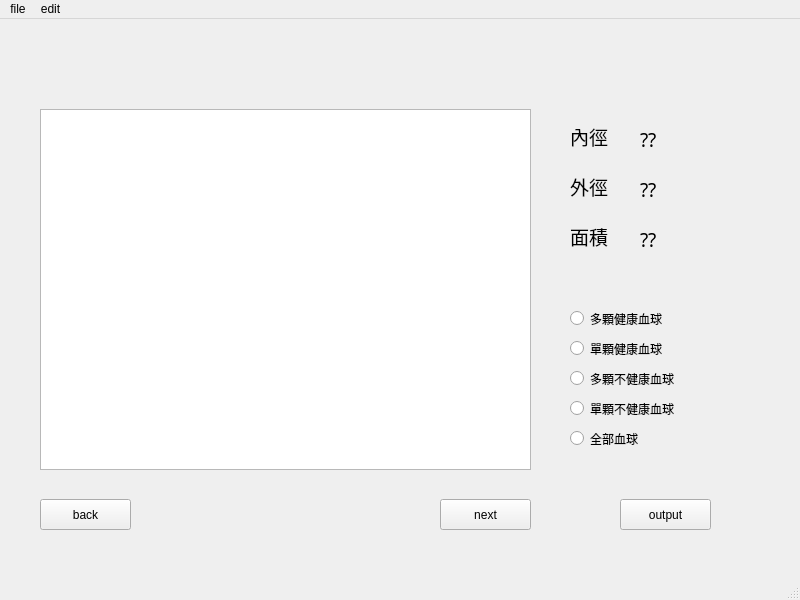
This is python/project(CS)/main.ui in ChengTsungPao/working as Qt 5 draws it before an edit. The edited form follows.
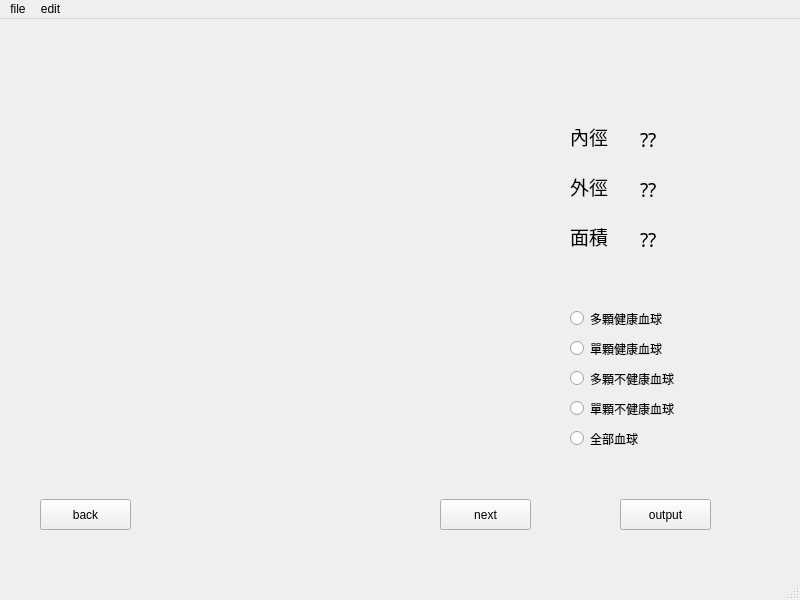
This is the edited form. Icons and pictures are not drawn.

What changed in the file:
```diff
--- a/python/project(CS)/main.ui
+++ b/python/project(CS)/main.ui
@@ -170,16 +170,6 @@
      <string>??</string>
     </property>
    </widget>
-   <widget class="QGraphicsView" name="picture">
-    <property name="geometry">
-     <rect>
-      <x>40</x>
-      <y>90</y>
-      <width>491</width>
-      <height>361</height>
-     </rect>
-    </property>
-   </widget>
    <widget class="QRadioButton" name="radioButton">
     <property name="geometry">
      <rect>
@@ -245,6 +235,22 @@
      <string>全部血球</string>
     </property>
    </widget>
+   <widget class="QLabel" name="photo">
+    <property name="geometry">
+     <rect>
+      <x>40</x>
+      <y>80</y>
+      <width>491</width>
+      <height>361</height>
+     </rect>
+    </property>
+    <property name="text">
+     <string/>
+    </property>
+    <property name="pixmap">
+     <pixmap>../../../data/project_image(CS)/Height 091203.bmp</pixmap>
+    </property>
+   </widget>
   </widget>
   <widget class="QMenuBar" name="menubar">
    <property name="geometry">
```
